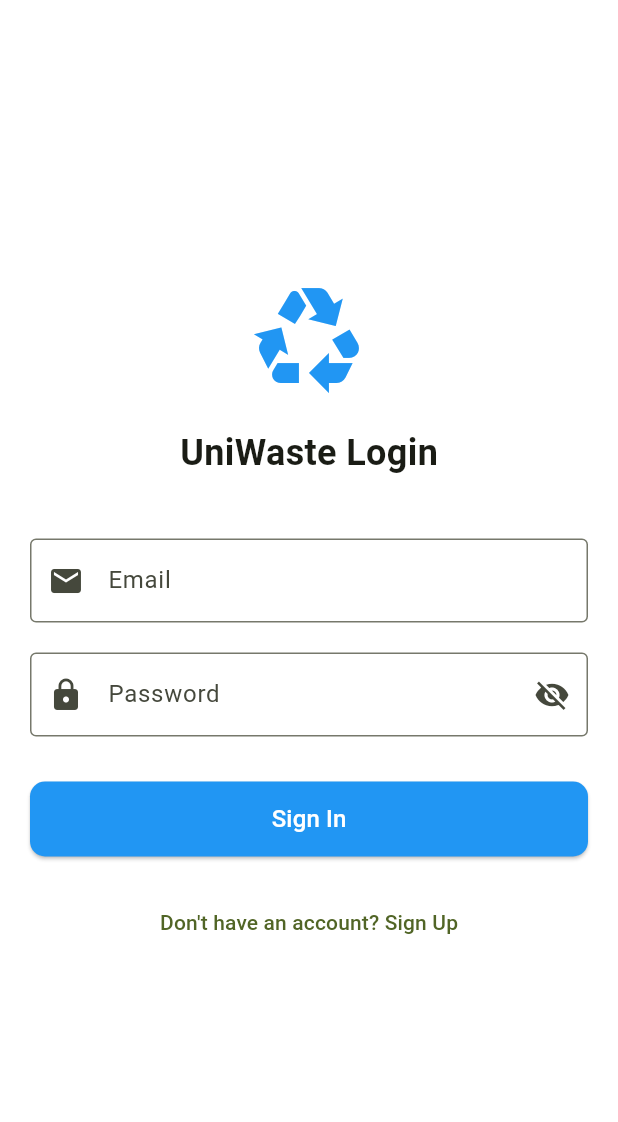
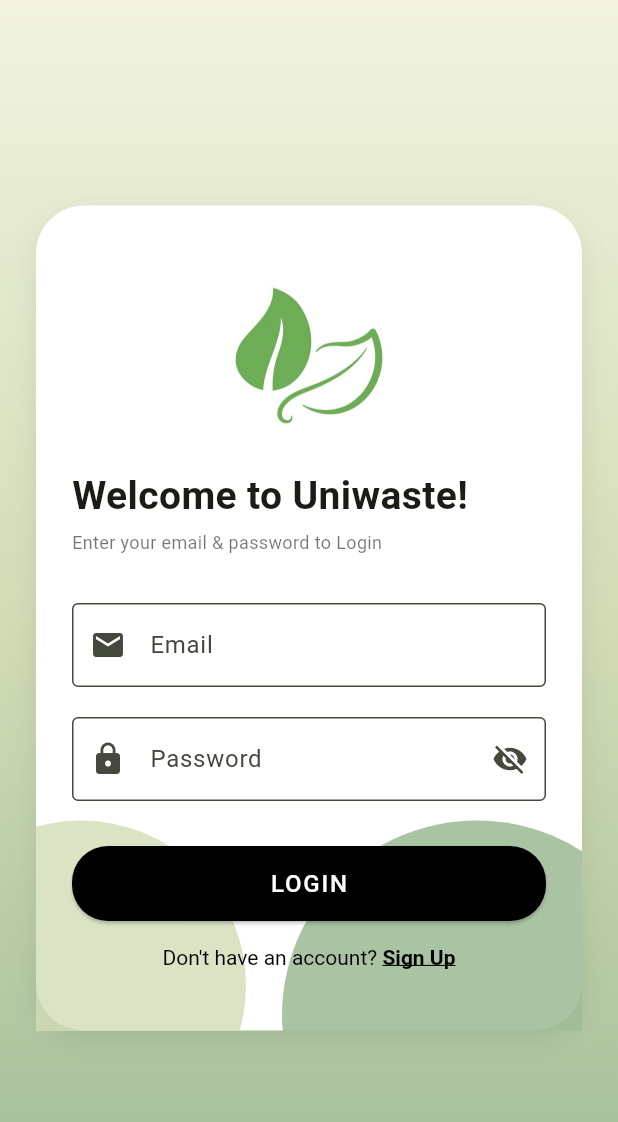
Before and after one commit to qxnqingxueng/uniwaste, a Flutter app: the screen it shows after launch, on a phone screen of 412 x 824 dp. Shown: the top 1122 px of the screen. Run offline on Flutter 3.47's test engine with Material 3 defaults, Android fonts, the phone set to English and light mode, and no system bars; our stand-ins replace bloc, cloud_firestore, equatable, firebase_auth, firebase_core, flutter_bloc and 4 more; missing offline and left inert: mobile_scanner; accounts and stored records are empty.

Commit message:
return signup login page

```diff
--- a/uniwaste/lib/app_view.dart
+++ b/uniwaste/lib/app_view.dart
@@ -1,8 +1,8 @@
 import 'package:flutter/material.dart';
 import 'package:flutter_bloc/flutter_bloc.dart';
 import 'package:uniwaste/blocs/authentication_bloc/authentication_bloc.dart';
-import 'package:uniwaste/screens/auth/sign_in_screen.dart';
 import 'package:uniwaste/screens/home/home_screen.dart';
+import 'package:uniwaste/screens/auth/auth_wrapper.dart';
 
 class MyAppView extends StatelessWidget {
   const MyAppView({super.key});
@@ -13,7 +13,8 @@ class MyAppView extends StatelessWidget {
       title: 'University Waste Management',
       theme: ThemeData(
         colorScheme: ColorScheme.fromSeed(
-            seedColor: const Color.fromRGBO(210, 220, 182, 0.3)),
+          seedColor: const Color.fromRGBO(210, 220, 182, 0.3),
+        ),
         useMaterial3: true,
       ),
       home: BlocBuilder<AuthenticationBloc, AuthenticationState>(
@@ -22,7 +23,7 @@ class MyAppView extends StatelessWidget {
             // CLEANER: Just return the widget
             return const HomeScreen();
           } else {
-            return const SignInScreen();
+            return const AuthWrapper();
           }
         },
       ),
--- /dev/null
+++ b/uniwaste/lib/screens/auth/auth_wrapper.dart
@@ -0,0 +1,144 @@
+import 'package:flutter/material.dart';
+import 'package:flutter_bloc/flutter_bloc.dart';
+import 'package:uniwaste/blocs/sign_in_bloc/sign_in_bloc.dart';
+import 'package:uniwaste/blocs/sign_up_bloc/sign_up_bloc.dart';
+import 'package:uniwaste/blocs/authentication_bloc/authentication_bloc.dart';
+import 'package:uniwaste/screens/auth/sign_in_screen.dart';
+import 'package:uniwaste/screens/auth/sign_up_screen.dart';
+
+class AuthWrapper extends StatefulWidget {
+  const AuthWrapper({super.key});
+
+  @override
+  State<AuthWrapper> createState() => _AuthWrapperState();
+}
+
+class _AuthWrapperState extends State<AuthWrapper> {
+  final PageController _pageController = PageController();
+  int _currentPage = 0;
+
+  void _goToSignUp() {
+    _pageController.animateToPage(
+      1,
+      duration: const Duration(milliseconds: 400),
+      curve: Curves.easeInOut,
+    );
+  }
+
+  void _goToSignIn() {
+    _pageController.animateToPage(
+      0,
+      duration: const Duration(milliseconds: 400),
+      curve: Curves.easeInOut,
+    );
+  }
+
+  @override
+  void dispose() {
+    _pageController.dispose();
+    super.dispose();
+  }
+
+  @override
+  Widget build(BuildContext context) {
+    return Scaffold(
+      body: Container(
+        decoration: const BoxDecoration(
+          gradient: LinearGradient(
+            begin: Alignment.topCenter,
+            end: Alignment.bottomCenter,
+            colors: [Color(0xFFF1F3E0), Color(0xFFD2DCB6), Color(0xFFA1BC98)],
+          ),
+        ),
+        child: Center(
+          child: AnimatedContainer(
+            duration: const Duration(milliseconds: 400),
+            curve: Curves.easeInOut,
+            margin: const EdgeInsets.all(24),
+            constraints: BoxConstraints(
+              maxHeight: _currentPage == 0 ? 550 : 700,
+              maxWidth: 600,
+            ),
+            decoration: BoxDecoration(
+              color: Colors.white,
+              borderRadius: BorderRadius.circular(32),
+              boxShadow: [
+                BoxShadow(
+                  color: Colors.black.withOpacity(0.08),
+                  blurRadius: 16,
+                  offset: const Offset(0, 6),
+                ),
+              ],
+            ),
+            child: Stack(
+              children: [
+                Positioned(
+                  left: -80,
+                  bottom: -80,
+                  child: Container(
+                    width: 220,
+                    height: 220,
+                    decoration: BoxDecoration(
+                      color: const Color(0xFFD2DCB6).withOpacity(0.8),
+                      shape: BoxShape.circle,
+                    ),
+                  ),
+                ),
+                Positioned(
+                  right: -60,
+                  bottom: -120,
+                  child: Container(
+                    width: 260,
+                    height: 260,
+                    decoration: BoxDecoration(
+                      color: const Color(0xFFA1BC98).withOpacity(0.9),
+                      shape: BoxShape.circle,
+                    ),
+                  ),
+                ),
+
+                ClipRRect(
+                  borderRadius: BorderRadius.circular(32),
+                  child: PageView(
+                    controller: _pageController,
+                    physics: const NeverScrollableScrollPhysics(),
+                    onPageChanged: (index) {
+                      setState(() {
+                        _currentPage = index;
+                      });
+                    },
+                    children: [
+                      // Sign In Content
+                      BlocProvider<SignInBloc>(
+                        create:
+                            (context) => SignInBloc(
+                              userRepository:
+                                  context
+                                      .read<AuthenticationBloc>()
+                                      .userRepository,
+                            ),
+                        child: SignInContent(onSignUpTap: _goToSignUp),
+                      ),
+
+                      // Sign Up Content - ADD BLOCPROVIDER HERE
+                      BlocProvider<SignUpBloc>(
+                        create:
+                            (context) => SignUpBloc(
+                              userRepository:
+                                  context
+                                      .read<AuthenticationBloc>()
+                                      .userRepository,
+                            ),
+                        child: SignUpContent(onSignInTap: _goToSignIn),
+                      ),
+                    ],
+                  ),
+                ),
+              ],
+            ),
+          ),
+        ),
+      ),
+    );
+  }
+}
--- a/uniwaste/lib/screens/auth/sign_in_screen.dart
+++ b/uniwaste/lib/screens/auth/sign_in_screen.dart
@@ -1,17 +1,18 @@
 import 'package:flutter/material.dart';
 import 'package:flutter_bloc/flutter_bloc.dart';
 import 'package:uniwaste/blocs/sign_in_bloc/sign_in_bloc.dart';
-import 'package:uniwaste/blocs/authentication_bloc/authentication_bloc.dart';
-import 'package:uniwaste/screens/auth/sign_up_screen.dart';
 
-class SignInScreen extends StatefulWidget {
-  const SignInScreen({super.key});
+// Remove the old SignInScreen wrapper, just keep the content
+class SignInContent extends StatefulWidget {
+  final VoidCallback onSignUpTap;
+
+  const SignInContent({super.key, required this.onSignUpTap});
 
   @override
-  State<SignInScreen> createState() => _SignInScreenState();
+  State<SignInContent> createState() => _SignInContentState();
 }
 
-class _SignInScreenState extends State<SignInScreen> {
+class _SignInContentState extends State<SignInContent> {
   final _passwordController = TextEditingController();
   final _emailController = TextEditingController();
   final _formKey = GlobalKey<FormState>();
@@ -19,52 +20,54 @@ class _SignInScreenState extends State<SignInScreen> {
   bool obscurePassword = true;
 
   @override
+  void dispose() {
+    _passwordController.dispose();
+    _emailController.dispose();
+    super.dispose();
+  }
+
+  @override
   Widget build(BuildContext context) {
-    return BlocProvider<SignInBloc>(
-      create: (context) => SignInBloc(
-        userRepository: context.read<AuthenticationBloc>().userRepository,
-      ),
-      child: Scaffold(
-        backgroundColor: Colors.white,
-        body: BlocListener<SignInBloc, SignInState>(
+    return BlocListener<SignInBloc, SignInState>(
       listener: (context, state) {
         if (state is SignInSuccess) {
-              setState(() {
-                signInRequired = false;
-              });
+          setState(() => signInRequired = false);
         } else if (state is SignInProcess) {
-              setState(() {
-                signInRequired = true;
-              });
+          setState(() => signInRequired = true);
         } else if (state is SignInFailure) {
-              setState(() {
-                signInRequired = false;
-              });
+          setState(() => signInRequired = false);
           ScaffoldMessenger.of(context).showSnackBar(
             SnackBar(content: Text(state.message ?? 'Login Failed')),
           );
         }
       },
-          // FIX: Add this Builder
-          child: Builder(
-            builder: (context) {
-              return Center(
       child: SingleChildScrollView(
-                  padding: const EdgeInsets.all(20),
+        padding: const EdgeInsets.fromLTRB(24, 40, 24, 40),
         child: Form(
           key: _formKey,
           child: Column(
-                      mainAxisAlignment: MainAxisAlignment.center,
+            mainAxisSize: MainAxisSize.min,
+            crossAxisAlignment: CrossAxisAlignment.start,
             children: [
-                        const Icon(Icons.recycling, size: 80, color: Colors.blue),
-                        const SizedBox(height: 20),
+              Center(
+                child: Image.asset(
+                  'assets/images/calligraphy-monoline-green-leaf-flat-leaf_78370-5799.jpg',
+                  height: 120,
+                  width: 120,
+                  fit: BoxFit.contain,
+                ),
+              ),
+              const SizedBox(height: 15),
               const Text(
-                          'UniWaste Login',
-                          style: TextStyle(fontSize: 24, fontWeight: FontWeight.bold),
+                'Welcome to Uniwaste!',
+                style: TextStyle(fontSize: 26, fontWeight: FontWeight.bold),
               ),
-                        const SizedBox(height: 40),
-
-                        // Email Field
+              const SizedBox(height: 4),
+              const Text(
+                'Enter your email & password to Login',
+                style: TextStyle(fontSize: 12, color: Colors.black54),
+              ),
+              const SizedBox(height: 32),
               TextFormField(
                 controller: _emailController,
                 keyboardType: TextInputType.emailAddress,
@@ -72,15 +75,17 @@ class _SignInScreenState extends State<SignInScreen> {
                   labelText: 'Email',
                   prefixIcon: Icon(Icons.email),
                   border: OutlineInputBorder(),
+                  filled: true,
+                  fillColor: Colors.white,
                 ),
                 validator: (val) {
-                            if (val!.isEmpty) return 'Please enter your email';
+                  if (val!.isEmpty) {
+                    return 'Please enter your email';
+                  }
                   return null;
                 },
               ),
               const SizedBox(height: 20),
-
-                        // Password Field
               TextFormField(
                 controller: _passwordController,
                 obscureText: obscurePassword,
@@ -93,29 +98,30 @@ class _SignInScreenState extends State<SignInScreen> {
                         obscurePassword = !obscurePassword;
                       });
                     },
-                              icon: Icon(obscurePassword
-                                ? Icons.visibility_off
-                                : Icons.visibility
+                    icon: Icon(
+                      obscurePassword ? Icons.visibility_off : Icons.visibility,
                     ),
                   ),
                   border: const OutlineInputBorder(),
+                  filled: true,
+                  fillColor: Colors.white,
                 ),
                 validator: (val) {
-                            if (val!.isEmpty) return 'Please enter your password';
+                  if (val!.isEmpty) {
+                    return 'Please enter your password';
+                  }
                   return null;
                 },
               ),
               const SizedBox(height: 30),
-
-                        // Sign In Button
               SizedBox(
                 width: double.infinity,
                 height: 50,
-                          child: !signInRequired
+                child:
+                    !signInRequired
                         ? ElevatedButton(
                           onPressed: () {
                             if (_formKey.currentState!.validate()) {
-                                      // Now this 'context' comes from the Builder, so it works!
                               context.read<SignInBloc>().add(
                                 SignInRequired(
                                   _emailController.text,
@@ -125,35 +131,44 @@ class _SignInScreenState extends State<SignInScreen> {
                             }
                           },
                           style: ElevatedButton.styleFrom(
-                                    backgroundColor: Colors.blue,
+                            backgroundColor: Colors.black,
                             foregroundColor: Colors.white,
                             shape: RoundedRectangleBorder(
-                                      borderRadius: BorderRadius.circular(10),
+                              borderRadius: BorderRadius.circular(24),
                             ),
                           ),
-                                  child: const Text('Sign In', style: TextStyle(fontSize: 16)),
+                          child: const Text(
+                            'LOGIN',
+                            style: TextStyle(fontSize: 16, letterSpacing: 1.2),
+                          ),
                         )
                         : const Center(child: CircularProgressIndicator()),
               ),
-                        const SizedBox(height: 20),
-                        TextButton(
-                          onPressed: () {
-                            Navigator.push(
-                              context,
-                              MaterialPageRoute(builder: (context) => const SignUpScreen()),
-                            );
-                          },
-                          child: const Text("Don't have an account? Sign Up"),
+              const SizedBox(height: 16),
+              Center(
+                child: GestureDetector(
+                  onTap: widget.onSignUpTap, // Call the callback
+                  child: RichText(
+                    text: const TextSpan(
+                      style: TextStyle(color: Colors.black, fontSize: 14),
+                      children: [
+                        TextSpan(text: "Don't have an account? "),
+                        TextSpan(
+                          text: "Sign Up",
+                          style: TextStyle(
+                            decoration: TextDecoration.underline,
+                            fontWeight: FontWeight.bold,
+                          ),
+                        ),
+                      ],
+                    ),
+                  ),
+                ),
               ),
             ],
           ),
         ),
       ),
     );
-            },
-          ),
-        ),
-      ),
-    );
   }
 }
```
Also changed, not shown: uniwaste/lib/screens/auth/sign_up_screen.dart (+141 -65 lines). Lines whose indentation alone changed are shown as unchanged.
